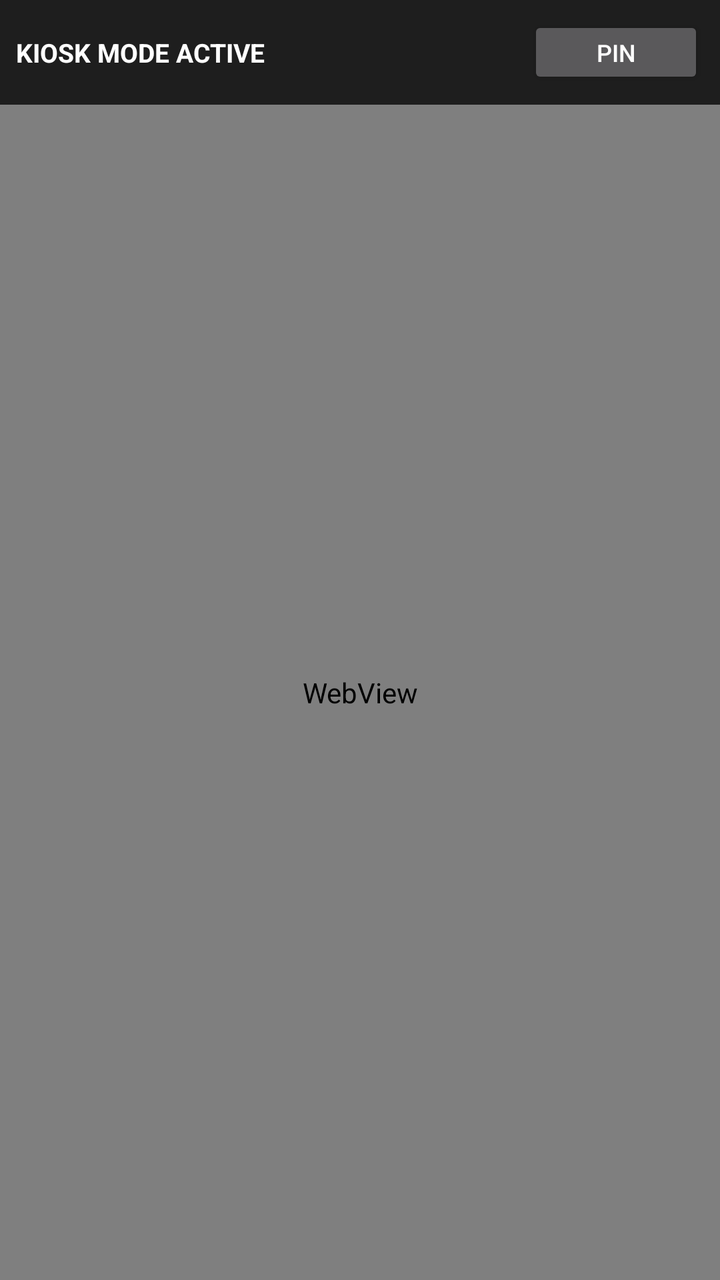
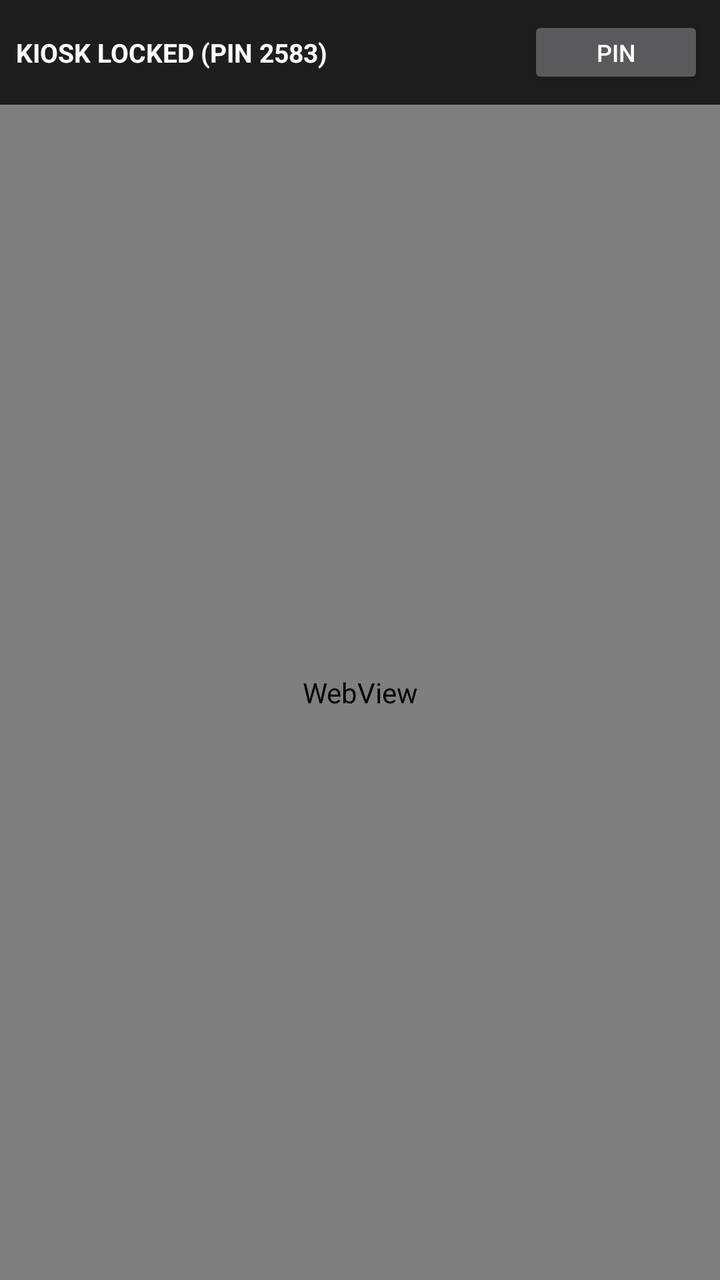

Two renders of the same Android screen: before a commit and after it. Below are the layout's source before the change and the commit's diff.
<!-- AndroidManifest.xml: application theme Theme.AppCompat.NoActionBar -->
<!-- res/layout/activity_main.xml -->
<?xml version="1.0" encoding="utf-8"?>
<LinearLayout xmlns:android="http://schemas.android.com/apk/res/android"
    android:id="@+id/rootLayout"
    android:layout_width="match_parent"
    android:layout_height="match_parent"
    android:background="#111111"
    android:orientation="vertical">

    
    <LinearLayout
        android:id="@+id/topBar"
        android:layout_width="match_parent"
        android:layout_height="wrap_content"
        android:background="#1E1E1E"
        android:gravity="center_vertical"
        android:orientation="horizontal"
        android:padding="8dp">

        <TextView
            android:id="@+id/statusLabel"
            android:layout_width="0dp"
            android:layout_height="wrap_content"
            android:layout_weight="1"
            android:text="KIOSK MODE ACTIVE"
            android:textColor="#FFFFFF"
            android:textSize="13sp"
            android:textStyle="bold" />

        <Button
            android:id="@+id/unlockButton"
            android:layout_width="wrap_content"
            android:layout_height="wrap_content"
            android:minHeight="36dp"
            android:paddingLeft="12dp"
            android:paddingRight="12dp"
            android:text="PIN"
            android:textSize="12sp" />
    </LinearLayout>

    
    <LinearLayout
        android:id="@+id/adminPanel"
        android:layout_width="match_parent"
        android:layout_height="wrap_content"
        android:background="#262626"
        android:orientation="vertical"
        android:padding="10dp"
        android:visibility="gone">

        <TextView
            android:layout_width="match_parent"
            android:layout_height="wrap_content"
            android:layout_marginBottom="6dp"
            android:text="Admin Kiosk URL:"
            android:textColor="#E0E0E0"
            android:textSize="12sp" />

        <EditText
            android:id="@+id/urlInput"
            android:layout_width="match_parent"
            android:layout_height="wrap_content"
            android:layout_marginBottom="8dp"
            android:background="#FFFFFF"
            android:hint="https://example.com"
            android:inputType="textUri"
            android:padding="8dp"
            android:textColor="#000000"
            android:textColorHint="#666666"
            android:textSize="14sp" />

        <LinearLayout
            android:layout_width="match_parent"
            android:layout_height="wrap_content"
            android:orientation="horizontal">

            <Button
                android:id="@+id/saveUrlButton"
                android:layout_width="0dp"
                android:layout_height="wrap_content"
                android:layout_marginRight="6dp"
                android:layout_weight="1"
                android:text="Save &amp; Load"
                android:textSize="12sp" />

            <Button
                android:id="@+id/relockButton"
                android:layout_width="0dp"
                android:layout_height="wrap_content"
                android:layout_marginLeft="6dp"
                android:layout_marginRight="6dp"
                android:layout_weight="1"
                android:text="Lock Kiosk"
                android:textSize="12sp" />

            <Button
                android:id="@+id/exitKioskButton"
                android:layout_width="0dp"
                android:layout_height="wrap_content"
                android:layout_marginLeft="6dp"
                android:layout_weight="1"
                android:text="Exit Kiosk"
                android:textSize="12sp" />
        </LinearLayout>
    </LinearLayout>

    <WebView
        android:id="@+id/kioskWebView"
        android:layout_width="match_parent"
        android:layout_height="0dp"
        android:layout_weight="1" />

</LinearLayout>
<!-- resources referenced by this layout -->
<resources>

</resources>

<!-- the commit's change to res/layout/activity_main.xml (unified diff, before → after) -->
@@ -21,7 +21,7 @@
             android:layout_width="0dp"
             android:layout_height="wrap_content"
             android:layout_weight="1"
-            android:text="KIOSK MODE ACTIVE"
+            android:text="KIOSK LOCKED (PIN 2583)"
             android:textColor="#FFFFFF"
             android:textSize="13sp"
             android:textStyle="bold" />
@@ -68,6 +68,50 @@
             android:textColorHint="#666666"
             android:textSize="14sp" />
 
+        <TextView
+            android:id="@+id/zoomLabel"
+            android:layout_width="match_parent"
+            android:layout_height="wrap_content"
+            android:layout_marginBottom="6dp"
+            android:text="Page Zoom: 100%"
+            android:textColor="#E0E0E0"
+            android:textSize="12sp" />
+
+        <LinearLayout
+            android:layout_width="match_parent"
+            android:layout_height="wrap_content"
+            android:layout_marginBottom="8dp"
+            android:orientation="horizontal">
+
+            <Button
+                android:id="@+id/zoomOutButton"
+                android:layout_width="0dp"
+                android:layout_height="wrap_content"
+                android:layout_marginRight="6dp"
+                android:layout_weight="1"
+                android:text="Zoom -"
+                android:textSize="12sp" />
+
+            <Button
+                android:id="@+id/zoomResetButton"
+                android:layout_width="0dp"
+                android:layout_height="wrap_content"
+                android:layout_marginLeft="6dp"
+                android:layout_marginRight="6dp"
+                android:layout_weight="1"
+                android:text="100%"
+                android:textSize="12sp" />
+
+            <Button
+                android:id="@+id/zoomInButton"
+                android:layout_width="0dp"
+                android:layout_height="wrap_content"
+                android:layout_marginLeft="6dp"
+                android:layout_weight="1"
+                android:text="Zoom +"
+                android:textSize="12sp" />
+        </LinearLayout>
+
         <LinearLayout
             android:layout_width="match_parent"
             android:layout_height="wrap_content"
@@ -98,7 +142,7 @@
                 android:layout_height="wrap_content"
                 android:layout_marginLeft="6dp"
                 android:layout_weight="1"
-                android:text="Exit Kiosk"
+                android:text="Exit App"
                 android:textSize="12sp" />
         </LinearLayout>
     </LinearLayout>
